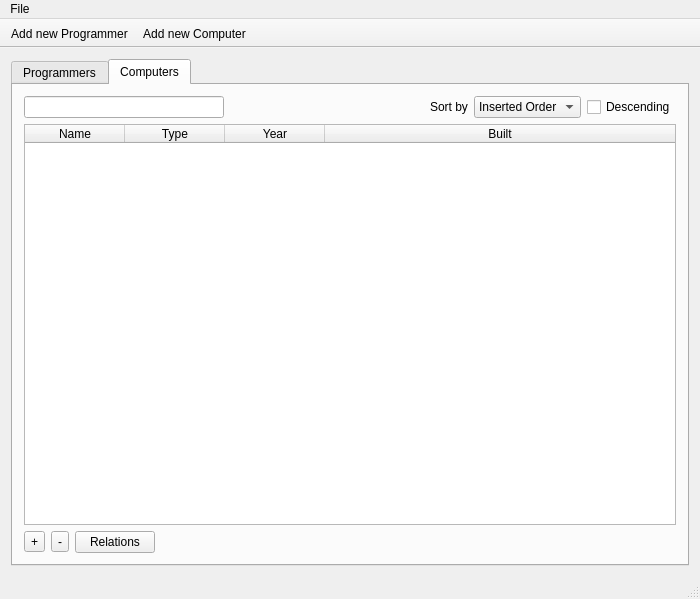
This is mainwindow.ui in DORB/Verkur3GUI as Qt 5 draws it before an edit. The edited form follows.
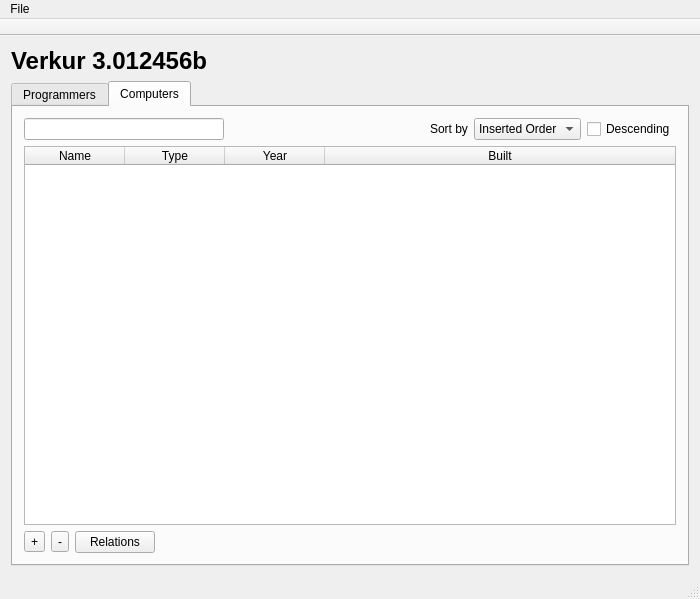
This is the edited form. Icons and pictures are not drawn.

Commit message: Uppfærði isYear til að leyfa ekki ár yfir núverandi ári

The edit to the form file:
```diff
--- a/mainwindow.ui
+++ b/mainwindow.ui
@@ -19,6 +19,13 @@
   </property>
   <widget class="QWidget" name="centralWidget">
    <layout class="QVBoxLayout" name="verticalLayout_2">
+    <item>
+     <widget class="QLabel" name="label">
+      <property name="text">
+       <string>&lt;html&gt;&lt;head/&gt;&lt;body&gt;&lt;p&gt;&lt;span style=&quot; font-size:xx-large; font-weight:600;&quot;&gt;Verkur 3.012456b&lt;/span&gt;&lt;/p&gt;&lt;/body&gt;&lt;/html&gt;</string>
+      </property>
+     </widget>
+    </item>
     <item>
      <layout class="QVBoxLayout" name="verticalLayout">
       <item>
@@ -409,8 +416,6 @@
    <attribute name="toolBarBreak">
     <bool>false</bool>
    </attribute>
-   <addaction name="action_Add_new_Programmer"/>
-   <addaction name="action_add_new_computer"/>
   </widget>
   <widget class="QStatusBar" name="statusBar"/>
   <action name="action_new_programmer">
@@ -428,30 +433,6 @@
     <string>New Relations</string>
    </property>
   </action>
-  <action name="action_Add_new_Programmer">
-   <property name="icon">
-    <iconset resource="Resources.qrc">
-     <normaloff>:/icons/Icons/programmer_icon.png</normaloff>:/icons/Icons/programmer_icon.png</iconset>
-   </property>
-   <property name="text">
-    <string>Add new Programmer</string>
-   </property>
-   <property name="toolTip">
-    <string>Add new Programmer</string>
-   </property>
-  </action>
-  <action name="action_add_new_computer">
-   <property name="icon">
-    <iconset resource="Resources.qrc">
-     <normaloff>:/icons/Icons/computer_icon.png</normaloff>:/icons/Icons/computer_icon.png</iconset>
-   </property>
-   <property name="text">
-    <string>Add new Computer</string>
-   </property>
-   <property name="toolTip">
-    <string>Add new Computer</string>
-   </property>
-  </action>
  </widget>
  <layoutdefault spacing="6" margin="11"/>
  <resources>
```
Left out of the diff: 3 changed lines with no effect on the pictures. The commit also changes 2 other files.
